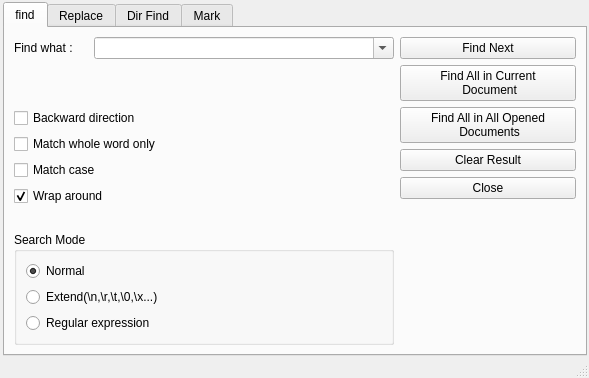
Old version of the form src/findwin.ui in the repository x2009again/notepad--.
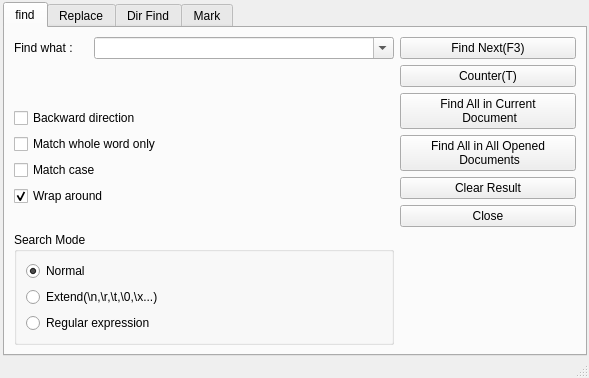
New version of the form. Icons and pictures are not drawn.

What changed in the file:
```diff
--- a/src/findwin.ui
+++ b/src/findwin.ui
@@ -197,7 +197,20 @@
              </size>
             </property>
             <property name="text">
-             <string>Find Next</string>
+             <string>Find Next(F3)</string>
+            </property>
+            <property name="shortcut">
+             <string>F3</string>
+            </property>
+           </widget>
+          </item>
+          <item>
+           <widget class="QPushButton" name="countBt">
+            <property name="text">
+             <string>Counter(T)</string>
+            </property>
+            <property name="shortcut">
+             <string>Ctrl+T</string>
             </property>
            </widget>
           </item>
```
Left out of the diff: 22 changed lines with no effect on the pictures.
